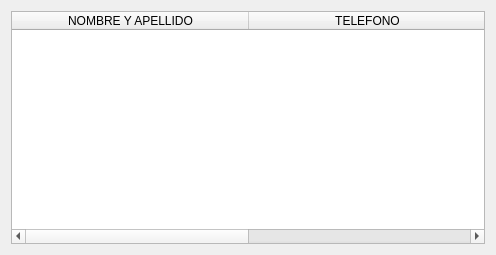
First picture: the form in views/Views ui/clientListWindowUI.ui, repository ValenDD/Desktop_app_mechanical_workshop, before the edit.
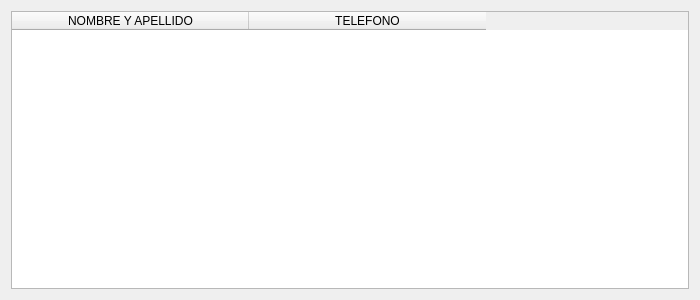
Second picture: the form after the edit.

Patch:
```diff
--- a/views/Views ui/clientListWindowUI.ui
+++ b/views/Views ui/clientListWindowUI.ui
@@ -6,8 +6,8 @@
    <rect>
     <x>0</x>
     <y>0</y>
-    <width>496</width>
-    <height>255</height>
+    <width>700</width>
+    <height>300</height>
    </rect>
   </property>
   <property name="windowTitle">
```
